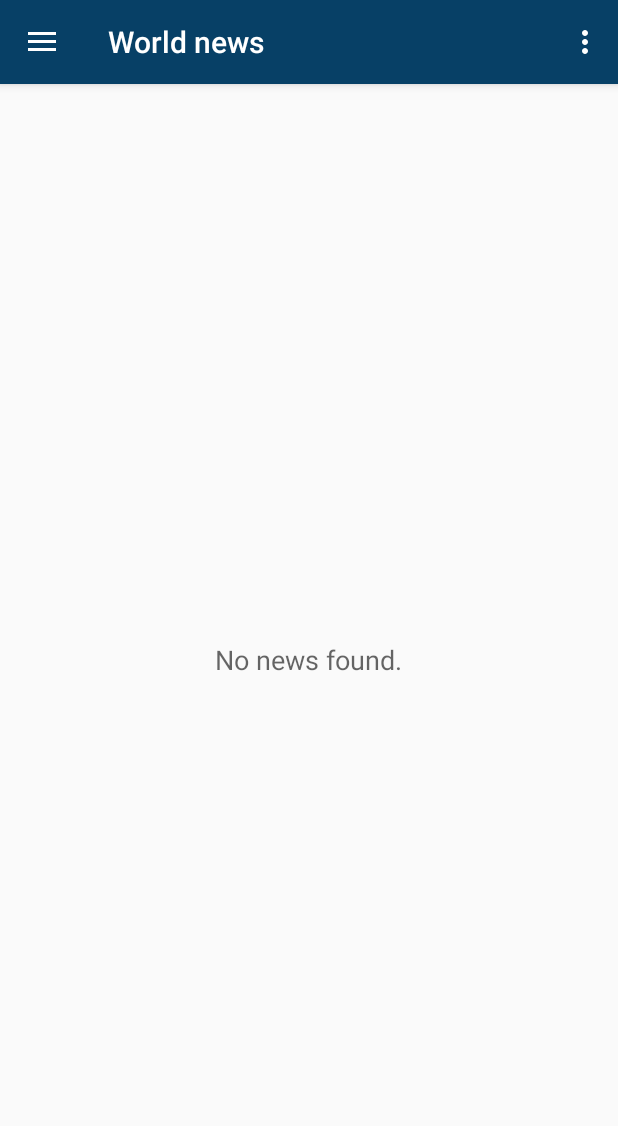
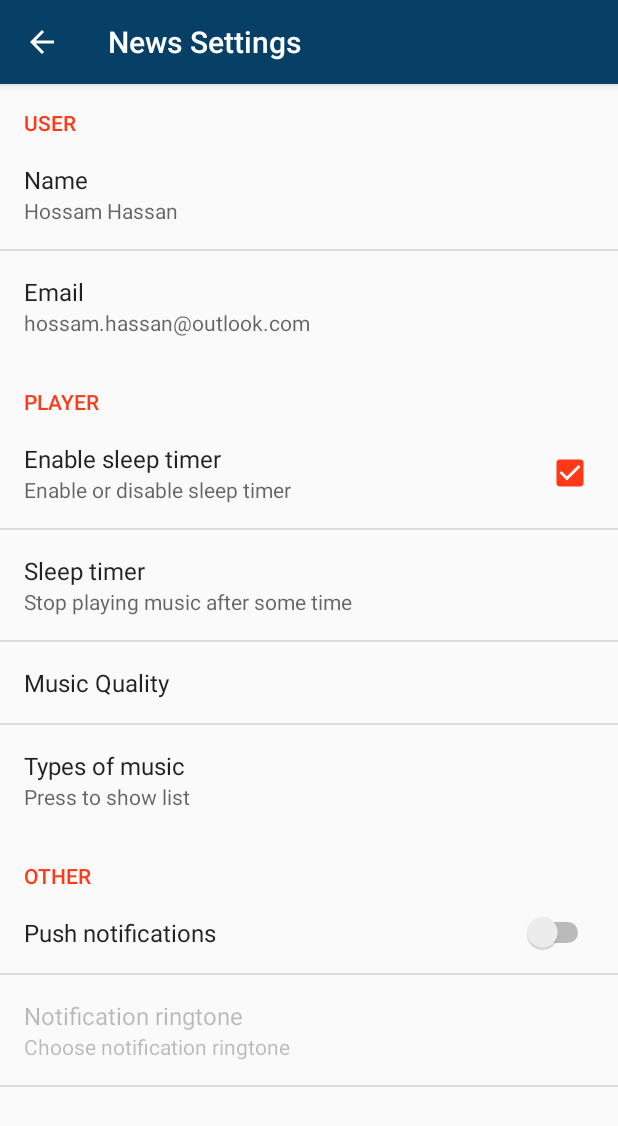
Before and after one commit to HossamHassan47/NewsFeed, an Android app: the screen it shows after launch (MainActivity before the commit, SettingsActivity after it), in the options menu, after a tap on "Settings", on a phone screen of 412 x 824 dp. Shown: the top 1126 px of the screen. Run offline under Robolectric (Android 15) with nearby library versions, the phone set to English and light mode, and no system bars; pictures from the network do not load.

Commit message:
Setting Activity

```diff
--- a/app/src/main/AndroidManifest.xml
+++ b/app/src/main/AndroidManifest.xml
@@ -2,8 +2,8 @@
 <manifest xmlns:android="http://schemas.android.com/apk/res/android"
     package="com.wordpress.hossamhassan47.newsfeed">
 
-    <uses-permission android:name="android.permission.INTERNET"/>
-    <uses-permission android:name="android.permission.ACCESS_NETWORK_STATE"/>
+    <uses-permission android:name="android.permission.INTERNET" />
+    <uses-permission android:name="android.permission.ACCESS_NETWORK_STATE" />
 
     <application
         android:allowBackup="true"
@@ -22,6 +22,10 @@
                 <category android:name="android.intent.category.LAUNCHER" />
             </intent-filter>
         </activity>
+        <activity
+            android:name=".activities.SettingsActivity"
+            android:label="@string/title_settings"
+            android:parentActivityName=".activities.MainActivity"></activity>
     </application>
 
 </manifest>
--- a/app/src/main/java/com/wordpress/hossamhassan47/newsfeed/activities/MainActivity.java
+++ b/app/src/main/java/com/wordpress/hossamhassan47/newsfeed/activities/MainActivity.java
@@ -38,7 +38,7 @@ public class MainActivity extends AppCompatActivity
 
     // Request URL
     private static final String NEWS_REQUEST_URL =
-            "https://content.guardianapis.com/search?format=json&section=%s&from-date=2018-06-01&show-fields=headline,thumbnail,trailText&show-tags=contributor&order-by=newest&api-key=test";
+            "https://content.guardianapis.com/search?format=json&section=%s&from-date=2018-06-01&show-fields=headline,thumbnail,trailText&show-tags=contributor&order-by=newest&api-key=edb248f4-7da1-4302-8920-1dfd410c2585";
 
     // Current Section Name
     private String currentSection = "world";
@@ -188,6 +188,8 @@ public class MainActivity extends AppCompatActivity
 
         //noinspection SimplifiableIfStatement
         if (id == R.id.action_settings) {
+            Intent settingsIntent = new Intent(this, SettingsActivity.class);
+            startActivity(settingsIntent);
             return true;
         }
 
--- /dev/null
+++ b/app/src/main/java/com/wordpress/hossamhassan47/newsfeed/activities/SettingsActivity.java
@@ -0,0 +1,29 @@
+package com.wordpress.hossamhassan47.newsfeed.activities;
+
+import android.preference.PreferenceActivity;
+import android.preference.PreferenceFragment;
+import android.os.Bundle;
+import android.support.annotation.Nullable;
+import android.support.v7.app.AppCompatActivity;
+
+import com.wordpress.hossamhassan47.newsfeed.R;
+
+public class SettingsActivity extends AppCompatActivity {
+
+    @Override
+    protected void onCreate(Bundle savedInstanceState) {
+        super.onCreate(savedInstanceState);
+        setContentView(R.layout.activity_settings);
+
+        // Load Settings Fragment
+        getFragmentManager().beginTransaction().replace(R.id.flContent, new MainSettingsFragment()).commit();
+    }
+
+    public static class MainSettingsFragment extends PreferenceFragment{
+        @Override
+        public void onCreate(@Nullable Bundle savedInstanceState) {
+            super.onCreate(savedInstanceState);
+            addPreferencesFromResource(R.xml.preferences);
+        }
+    }
+}
--- /dev/null
+++ b/app/src/main/res/layout/activity_settings.xml
@@ -0,0 +1,13 @@
+<?xml version="1.0" encoding="utf-8"?>
+<LinearLayout xmlns:android="http://schemas.android.com/apk/res/android"
+    xmlns:app="http://schemas.android.com/apk/res-auto"
+    xmlns:tools="http://schemas.android.com/tools"
+    android:layout_width="match_parent"
+    android:layout_height="match_parent"
+    tools:context=".activities.SettingsActivity">
+
+    <FrameLayout
+        android:id="@+id/flContent"
+        android:layout_width="match_parent"
+        android:layout_height="match_parent" />
+</LinearLayout>
--- /dev/null
+++ b/app/src/main/res/values/arrays.xml
@@ -0,0 +1,39 @@
+<?xml version="1.0" encoding="utf-8"?>
+<resources>
+    <string-array name="timerList">
+        <item>After 5 seconds</item>
+        <item>After 10 seconds</item>
+        <item>After 15 seconds</item>
+        <item>After 20 seconds</item>
+    </string-array>
+    <string-array name="timerListValues">
+        <item>5</item>
+        <item>10</item>
+        <item>15</item>
+        <item>20</item>
+    </string-array>
+
+    <string-array name="musicQuality">
+        <item>128kbps</item>
+        <item>320kbps</item>
+        <item>Lossless</item>
+    </string-array>
+    <string-array name="musicQualityValues">
+        <item>128</item>
+        <item>320</item>
+        <item>Lossless</item>
+    </string-array>
+
+    <string-array name="typesOfMusic">
+        <item>Pop</item>
+        <item>Classic</item>
+        <item>Rock</item>
+        <item>Hip hop</item>
+    </string-array>
+    <string-array name="typesOfMusicValues">
+        <item>Pop</item>
+        <item>Classic</item>
+        <item>Rock</item>
+        <item>Hiphop</item>
+    </string-array>
+</resources>
--- a/app/src/main/res/values/strings.xml
+++ b/app/src/main/res/values/strings.xml
@@ -1,11 +1,15 @@
 <resources>
     <string name="app_name">News Feed</string>
+
     <string name="navigation_drawer_open">Open navigation drawer</string>
     <string name="navigation_drawer_close">Close navigation drawer</string>
+
     <string name="nav_header_title">News Feed</string>
     <string name="nav_header_subtitle">www.theguardian.com</string>
     <string name="nav_header_desc">Navigation header</string>
+
     <string name="action_settings">Settings</string>
+    <string name="title_settings">News Settings</string>
 
     <!-- Text to display in the list when there are no news [CHAR LIMIT=NONE] -->
     <string name="no_news">No news found.</string>
--- /dev/null
+++ b/app/src/main/res/xml/preferences.xml
@@ -0,0 +1,71 @@
+<?xml version="1.0" encoding="utf-8"?>
+<PreferenceScreen xmlns:android="http://schemas.android.com/apk/res/android">
+
+    <PreferenceCategory
+        android:key="user_category"
+        android:title="USER">
+
+        <EditTextPreference
+            android:dialogMessage="Enter your full name"
+            android:dialogTitle="Your name"
+            android:inputType="textCapWords"
+            android:key="key_full_name"
+            android:summary="Hossam Hassan"
+            android:title="Name" />
+
+        <EditTextPreference
+            android:dialogMessage="Enter your email address"
+            android:dialogTitle="Your email"
+            android:inputType="textEmailAddress"
+            android:key="key_email"
+            android:summary="hossam.hassan@outlook.com"
+            android:title="Email" />
+
+    </PreferenceCategory>
+
+    <PreferenceCategory android:title="PLAYER">
+
+        <CheckBoxPreference
+            android:defaultValue="true"
+            android:key="key_enable_timer"
+            android:summary="Enable or disable sleep timer"
+            android:title="Enable sleep timer" />
+
+        <ListPreference
+            android:dependency="key_enable_timer"
+            android:entries="@array/timerList"
+            android:entryValues="@array/timerListValues"
+            android:key="key_sleep_timer"
+            android:summary="Stop playing music after some time"
+            android:title="Sleep timer" />
+
+        <ListPreference
+            android:entries="@array/musicQuality"
+            android:entryValues="@array/musicQualityValues"
+            android:key="key_music_quality"
+            android:title="Music Quality" />
+
+        <MultiSelectListPreference
+            android:dialogTitle="Select all your options"
+            android:entries="@array/typesOfMusic"
+            android:entryValues="@array/typesOfMusicValues"
+            android:key="music_type"
+            android:summary="Press to show list"
+            android:title="Types of music" />
+    </PreferenceCategory>
+
+    <PreferenceCategory
+        android:title="OTHER">
+
+        <SwitchPreference
+            android:key="key_enable_notification"
+            android:editable="true"
+            android:title="Push notifications"/>
+        <RingtonePreference
+            android:key="key_notification_ringtone"
+            android:title="Notification ringtone"
+            android:summary="Choose notification ringtone"
+            android:ringtoneType="notification"
+            android:dependency="key_enable_notification"/>
+    </PreferenceCategory>
+</PreferenceScreen>
```
